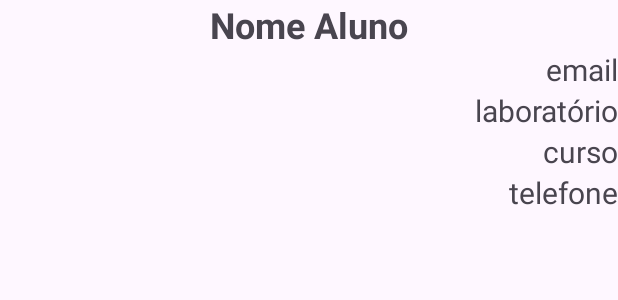
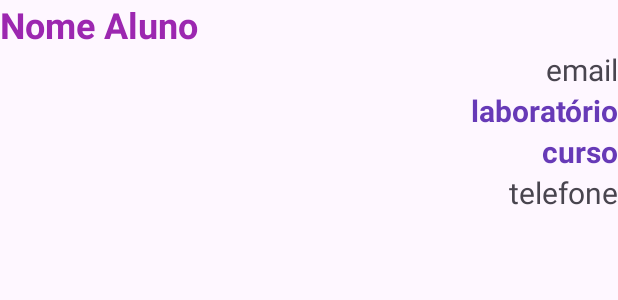
Before and after one commit to LourdesOshiroIgarashi/programacao-para-dispositivos-moveis, an Android app: the layout adapter_alunos.xml on its own in the app's theme, with its tools: preview values and no code run, on a phone screen of 412 x 824 dp. Shown: the top 300 px of the screen. Run offline under Robolectric (Android 15) with nearby library versions, the phone set to English and light mode, and no system bars.

Commit message:
update(colors): adicionando cores no fragmento

```diff
--- a/app/src/main/res/layout/adapter_alunos.xml
+++ b/app/src/main/res/layout/adapter_alunos.xml
@@ -2,9 +2,9 @@
 <LinearLayout xmlns:android="http://schemas.android.com/apk/res/android"
     xmlns:app="http://schemas.android.com/apk/res-auto"
     xmlns:tools="http://schemas.android.com/tools"
-    android:orientation="horizontal"
     android:layout_width="match_parent"
-    android:layout_height="match_parent">
+    android:layout_height="wrap_content"
+    android:orientation="horizontal">
 
     <LinearLayout
         android:layout_width="match_parent"
@@ -16,7 +16,8 @@
             android:layout_width="match_parent"
             android:layout_height="wrap_content"
             android:text="Nome Aluno"
-            android:textAlignment="center"
+            android:textAlignment="textStart"
+            android:textColor="#9C27B0"
             android:textSize="24sp"
             android:textStyle="bold" />
 
@@ -34,7 +35,9 @@
             android:layout_height="wrap_content"
             android:text="laboratório"
             android:textAlignment="textEnd"
-            android:textSize="20sp" />
+            android:textColor="#673AB7"
+            android:textSize="20sp"
+            android:textStyle="bold" />
 
         <TextView
             android:id="@+id/facLab"
@@ -43,7 +46,9 @@
             android:text="curso"
             android:textAlignment="textEnd"
             android:textAllCaps="false"
-            android:textSize="20sp" />
+            android:textColor="#673AB7"
+            android:textSize="20sp"
+            android:textStyle="bold" />
 
         <TextView
             android:id="@+id/textView3"
```
